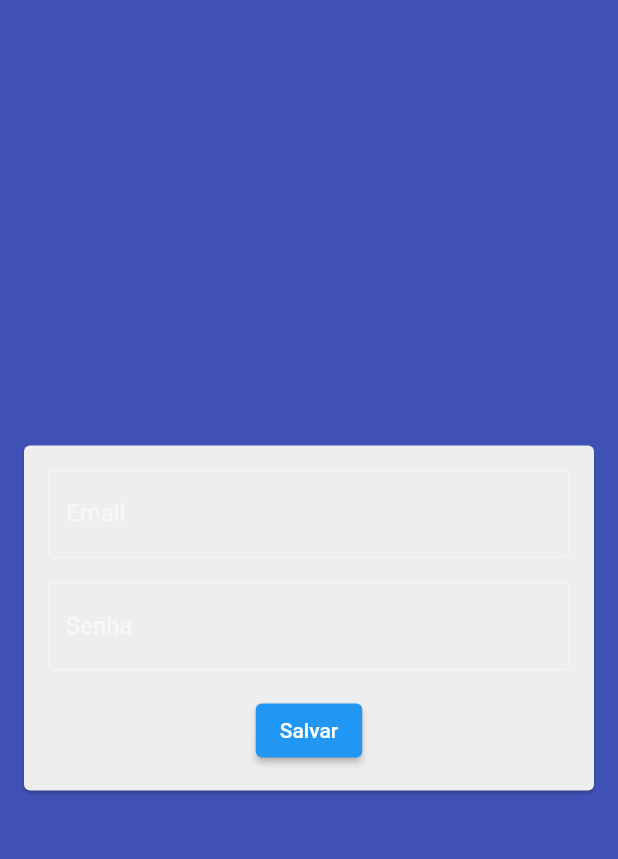
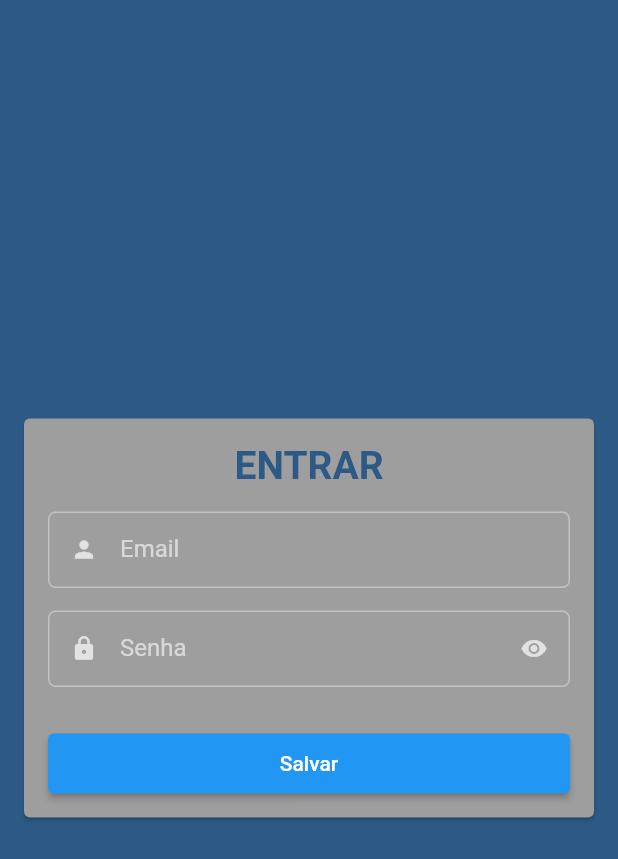
Before and after one commit to Valcemir01/GIgreja, a Flutter app: the TelaLogin screen opened directly, on a phone screen of 412 x 824 dp. Shown: the top 859 px of the screen. Run offline on Flutter 3.47's test engine with Material 2 defaults, Android fonts, the phone set to English and light mode, and no system bars; our stand-ins replace get_it, mobx, parse_server_sdk_flutter; generated files the repository leaves out were written again.

Commit message:
Criada tela do login

```diff
--- /dev/null
+++ b/gerenciamento_igreja/lib/app/componentes/tesxfieldcuston.dart
@@ -0,0 +1,66 @@
+import 'package:flutter/material.dart';
+import 'package:flutter/services.dart';
+
+class TextFieldCuston extends StatefulWidget {
+  final IconData icon;
+  final String label;
+  final bool isSecret;
+  final List<TextInputFormatter>? inputFormattes;
+  final TextInputType? keyboardTypes;
+
+  const TextFieldCuston({
+    Key? key,
+    required this.icon,
+    required this.label,
+    this.keyboardTypes,
+    this.isSecret = false,
+    this.inputFormattes,
+  }) : super(key: key);
+
+  @override
+  State<TextFieldCuston> createState() => _TextFieldCustonState();
+}
+
+class _TextFieldCustonState extends State<TextFieldCuston> {
+  bool isObscureText = false;
+
+  @override
+  void initState() {
+    // TODO: implement initState
+    super.initState();
+    isObscureText = widget.isSecret;
+  }
+
+  @override
+  Widget build(BuildContext context) {
+    return Padding(
+      padding: const EdgeInsets.only(bottom: 15),
+      child: TextFormField(
+        inputFormatters: widget.inputFormattes,
+        obscureText: isObscureText,
+        keyboardType: widget.keyboardTypes,
+        decoration: InputDecoration(
+          label: Text(widget.label,),
+          prefixIcon: Icon(widget.icon,),
+          suffixIcon: widget.isSecret
+              ? IconButton(
+                  onPressed: () {
+                    setState(
+                      () {
+                        isObscureText = !isObscureText;
+                      },
+                    );
+                  },
+                  icon: Icon(
+                      isObscureText ? Icons.visibility : Icons.visibility_off,),
+                )
+              : null,
+          isDense: true,
+          border: const OutlineInputBorder(
+            borderRadius: BorderRadius.all(Radius.circular(5)),
+          ),
+        ),
+      ),
+    );
+  }
+}
--- a/gerenciamento_igreja/lib/app/paginas/tela_login.dart
+++ b/gerenciamento_igreja/lib/app/paginas/tela_login.dart
@@ -1,4 +1,6 @@
 import 'package:flutter/material.dart';
+
+import '../componentes/tesxfieldcuston.dart';
 
 class TelaLogin extends StatefulWidget {
   @override
@@ -12,40 +14,51 @@ class _TelaLoginState extends State<TelaLogin> {
   @override
   Widget build(BuildContext context) {
     return Scaffold(
-      backgroundColor: Colors.indigo,
       body: Center(
+        child: SizedBox(
+          width: 500,
           child: Card(
-          color: Colors.grey[200],
-          margin: EdgeInsets.symmetric(horizontal: 16),
+            color: Colors.grey[500],
+            margin: const EdgeInsets.symmetric(horizontal: 16),
             child: Padding(
-            padding: EdgeInsets.all(16),
+              padding: const EdgeInsets.all(16),
               child: Column(
                 mainAxisSize: MainAxisSize.min,
                 children: [
-                TextField(
-                  controller: _emailController,
-                  decoration: const InputDecoration(
-                    labelText: 'Email',
-                    border: OutlineInputBorder(),
+                  const Text(
+                    'ENTRAR',
+                    style: TextStyle(
+                      color: Color(0xff2d5986),
+                      fontSize: 26,
+                      fontWeight: FontWeight.bold,
                     ),
                   ),
-                const SizedBox(height: 16),
-                TextField(
-                  controller: _passwordController,
-                  obscureText: true,
-                  decoration: const InputDecoration(
-                    labelText: 'Senha',
-                    border: OutlineInputBorder(),
+                  const SizedBox(height: 16,),
+                  const TextFieldCuston(
+                    icon: Icons.person,
+                    label: 'Email',
+                    keyboardTypes: TextInputType.emailAddress,
                   ),
+                  const TextFieldCuston(
+                    icon: Icons.lock,
+                    label: 'Senha',
+                    isSecret: true,
                   ),
                   const SizedBox(height: 16),
-                ElevatedButton(
+                  SizedBox(
+                    width: double.infinity,
+                    height: 40,
+                    child: Expanded(
+                      child: ElevatedButton(
                         onPressed: () {
                           // lógica de validação de login
                         },
                         child: Text('Salvar'),
                       ),
+                    ),
+                  ),
                 ],
+              ),
             ),
           ),
         ),
--- a/gerenciamento_igreja/lib/main.dart
+++ b/gerenciamento_igreja/lib/main.dart
@@ -35,15 +35,15 @@ class MyApp extends StatelessWidget {
     return MaterialApp(
       title: 'Gerenciamento Igreja',
       theme: ThemeData.dark().copyWith(
+        primaryColor: Colors.white,
         visualDensity: VisualDensity.adaptivePlatformDensity,
         appBarTheme: const AppBarTheme(
           backgroundColor: Color(0xff2d5986),
         ),
         scaffoldBackgroundColor: const Color(0xff2d5986),
-
       ),
-      home: const TelaResponsivel(),
-      // home: TelaLogin(),
+      //home: const TelaResponsivel(),
+      home: TelaLogin(),
     );
   }
 }
```
Lines whose indentation alone changed are shown as unchanged.
